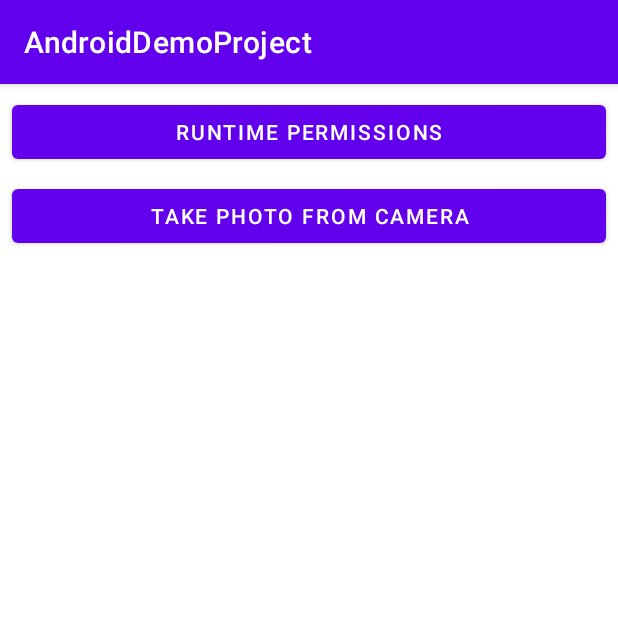
After one commit to ankit-verma-simform/simform-android, an Android app: the PermissionsDemoActivity screen opened directly, with no data from a screen before it, on a phone screen of 412 x 824 dp, the top half of it. The commit adds this screen. Run offline under Robolectric (Android 15) with nearby library versions, the light colour scheme and no system bars; our stand-ins replace data binding.

Commit message:
permissions in android

```diff
--- /dev/null
+++ b/app/src/main/java/com/example/androiddemoproject/permissions/PermissionsAdapter.kt
@@ -0,0 +1,43 @@
+package com.example.androiddemoproject.permissions
+
+import android.content.Intent
+import android.view.LayoutInflater
+import android.view.ViewGroup
+import androidx.databinding.DataBindingUtil
+import androidx.recyclerview.widget.RecyclerView
+import com.example.androiddemoproject.R
+import com.example.androiddemoproject.databinding.PermissionsMainNavButtonItemBinding
+
+class PermissionsAdapter(
+    val navigationItems: List<PermissionsMainNavigation>
+) :
+    RecyclerView.Adapter<PermissionsAdapter.ViewHolder>() {
+    inner class ViewHolder(private val binding: PermissionsMainNavButtonItemBinding) :
+        RecyclerView.ViewHolder(binding.root) {
+        init {
+            binding.btnNavigation.setOnClickListener {
+                Intent(binding.root.context, navigationItems[adapterPosition].activity).also {
+                    binding.root.context.startActivity(it)
+                }
+            }
+        }
+
+        fun bind(position: Int) {
+            binding.btnNavigation.text = navigationItems[position].label
+        }
+    }
+
+    override fun onCreateViewHolder(parent: ViewGroup, viewType: Int): ViewHolder {
+        val binding = DataBindingUtil.inflate<PermissionsMainNavButtonItemBinding>(
+            LayoutInflater.from(parent.context),
+            R.layout.permissions_main_nav_button_item, parent, false
+        )
+        return ViewHolder(binding)
+    }
+
+    override fun getItemCount(): Int = navigationItems.size
+
+    override fun onBindViewHolder(holder: ViewHolder, position: Int) {
+        holder.bind(position)
+    }
+}
--- /dev/null
+++ b/app/src/main/java/com/example/androiddemoproject/permissions/PermissionsDemoActivity.kt
@@ -0,0 +1,25 @@
+package com.example.androiddemoproject.permissions
+
+import android.os.Bundle
+import androidx.appcompat.app.AppCompatActivity
+import androidx.databinding.DataBindingUtil
+import androidx.recyclerview.widget.LinearLayoutManager
+import com.example.androiddemoproject.R
+import com.example.androiddemoproject.databinding.ActivityPermissionsDemoBinding
+
+class PermissionsDemoActivity : AppCompatActivity() {
+    private lateinit var binding: ActivityPermissionsDemoBinding
+
+    override fun onCreate(savedInstanceState: Bundle?) {
+        super.onCreate(savedInstanceState)
+        binding = DataBindingUtil.setContentView(this, R.layout.activity_permissions_demo)
+        setupRecyclerView()
+    }
+
+    private fun setupRecyclerView() {
+        with(binding.rvPermissions) {
+            layoutManager = LinearLayoutManager(this@PermissionsDemoActivity)
+            adapter = PermissionsAdapter(getPermissionsMainNavigation())
+        }
+    }
+}
--- /dev/null
+++ b/app/src/main/java/com/example/androiddemoproject/permissions/PermissionsMainNavigation.kt
@@ -0,0 +1,21 @@
+package com.example.androiddemoproject.permissions
+
+import android.app.Activity
+import com.example.androiddemoproject.permissions.camera.CameraDemoActivity
+import com.example.androiddemoproject.permissions.runtimepermissions.RuntimePermissionsActivity
+
+data class PermissionsMainNavigation(
+    val activity: Class<out Activity>,
+    val label: String
+)
+
+fun getPermissionsMainNavigation() = listOf(
+    PermissionsMainNavigation(
+        RuntimePermissionsActivity::class.java,
+        "Runtime Permissions"
+    ),
+    PermissionsMainNavigation(
+        CameraDemoActivity::class.java,
+        "Take photo from Camera"
+    ),
+)
--- /dev/null
+++ b/app/src/main/res/layout/activity_permissions_demo.xml
@@ -0,0 +1,20 @@
+<?xml version="1.0" encoding="utf-8"?>
+<layout xmlns:android="http://schemas.android.com/apk/res/android"
+    xmlns:app="http://schemas.android.com/apk/res-auto"
+    xmlns:tools="http://schemas.android.com/tools">
+
+    <data>
+
+    </data>
+
+    <androidx.constraintlayout.widget.ConstraintLayout
+        android:layout_width="match_parent"
+        android:layout_height="match_parent"
+        tools:context=".permissions.PermissionsDemoActivity">
+
+        <androidx.recyclerview.widget.RecyclerView
+            android:id="@+id/rvPermissions"
+            android:layout_width="match_parent"
+            android:layout_height="match_parent" />
+    </androidx.constraintlayout.widget.ConstraintLayout>
+</layout>
--- /dev/null
+++ b/app/src/main/res/layout/permissions_main_nav_button_item.xml
@@ -0,0 +1,13 @@
+<?xml version="1.0" encoding="utf-8"?>
+<layout xmlns:android="http://schemas.android.com/apk/res/android"
+    xmlns:tools="http://schemas.android.com/tools">
+
+    <Button
+        android:id="@+id/btnNavigation"
+        android:layout_width="match_parent"
+        android:layout_height="wrap_content"
+        android:layout_marginHorizontal="8dp"
+        android:layout_marginTop="8dp"
+        android:importantForAccessibility="no"
+        tools:ignore="VisualLintButtonSize" />
+</layout>
--- a/app/src/main/res/values/strings.xml
+++ b/app/src/main/res/values/strings.xml
@@ -82,4 +82,8 @@
     <string name="download_large_file">Download Large File</string>
     <string name="avatar">Avatar</string>
     <string name="create_user">Create User</string>
+    <string name="permissions">Permissions</string>
+    <string name="request_runtime_permissions">Request Runtime Permissions</string>
+    <string name="image_from_camera">Image from Camera</string>
+    <string name="pick_photo_from_camera">Pick photo from Camera</string>
 </resources>
--- /dev/null
+++ b/app/src/main/res/xml/file_paths.xml
@@ -0,0 +1,6 @@
+<?xml version="1.0" encoding="utf-8"?>
+<paths xmlns:android="http://schemas.android.com/apk/res/android">
+    <files-path
+        name="camera_photos"
+        path="." />
+</paths>
```
Also changed, not shown: app/src/main/AndroidManifest.xml (+29 -1 lines), app/src/main/java/com/example/androiddemoproject/MainActivity.kt (+7 -0 lines), app/src/main/java/com/example/androiddemoproject/permissions/camera/CameraDemoActivity.kt (added, +40 -0 lines), app/src/main/java/com/example/androiddemoproject/permissions/runtimepermissions/RuntimePermissionsActivity.kt (added, +75 -0 lines), app/src/main/java/com/example/androiddemoproject/permissions/runtimepermissions/utils/FilePickerContract.kt (added, +19 -0 lines), app/src/main/java/com/example/androiddemoproject/permissions/runtimepermissions/utils/PermissionDialogs.kt (added, +38 -0 lines), app/src/main/res/layout/activity_camera_demo.xml (added, +39 -0 lines), app/src/main/res/layout/activity_main.xml (+7 -0 lines), app/src/main/res/layout/activity_runtime_permissions.xml (added, +25 -0 lines).
